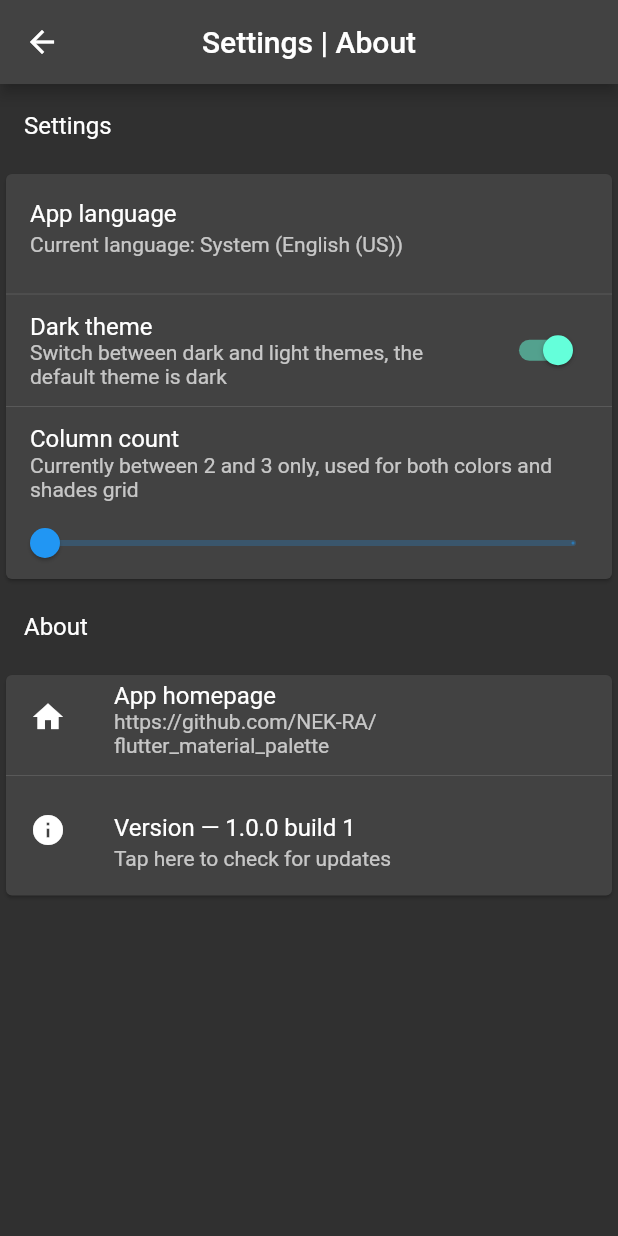
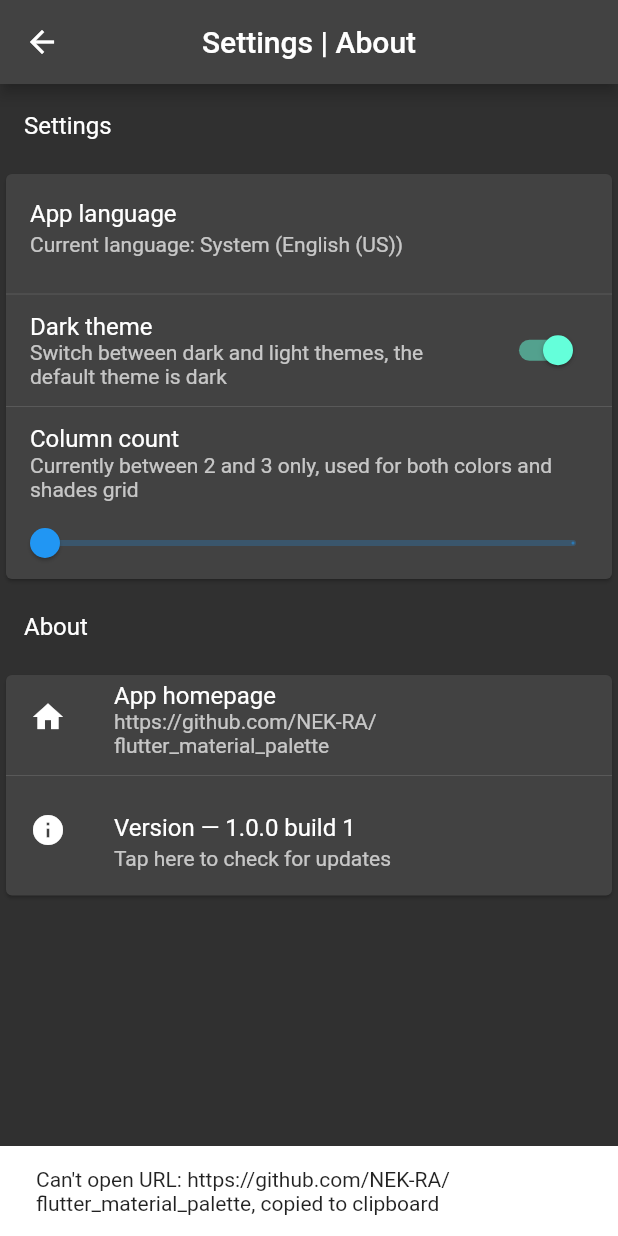
Before and after one commit to NEK-RA/flutter_material_palette, a Flutter app: the SettingsPage screen opened by its route, after a tap on "App homepage", on a phone screen of 412 x 824 dp. Run offline on Flutter 3.47's test engine with Material 2 defaults, Android fonts, the phone set to English and light mode, and no system bars; our stand-ins replace auto_route, bloc, flutter_bloc, shared_preferences; accounts and stored records are empty.

Commit message:
throws when url_launcher can't launch url replaced now showing snackbar and copying problematic url

```diff
--- /dev/null
+++ b/lib/data/utils.dart
@@ -0,0 +1,20 @@
+import 'package:flutter/material.dart';
+import 'package:flutter/services.dart';
+import 'package:material_palette/locale.dart';
+import 'package:url_launcher/url_launcher.dart';
+
+class Utils {
+  static void openUrl(String url, BuildContext context) async {
+    if(await canLaunch(url)){
+      await launch(url);
+    }else{
+      Clipboard.setData(ClipboardData(text: url));
+      ScaffoldMessenger.of(context).showSnackBar(
+        SnackBar(
+          content: Text('${S.of(context).cantOpenUrlString(url)}, ${S.of(context).copiedToClipboardString}'),
+          duration: const Duration(seconds: 5),
+        )
+      );
+    }
+  }
+}
--- a/lib/l10n/intl_en_US.arb
+++ b/lib/l10n/intl_en_US.arb
@@ -418,5 +418,16 @@
     "ofBlueGreyColor": "of blue grey",
     "@ofBlueGreyColor": {
       "description": "form of name for using in app bar on the color_shade_page.dart"
+    },
+
+    "cantOpenUrlString": "Can't open URL: {url}",
+    "@cantOpenUrlString": {
+      "description": "Shown in snackbar on settings_page.dart when url_launcher package can't launch browser with provided URL",
+      "placeholders": {
+        "url": {
+          "type": "String",
+          "example": "https://example.com"
+        }
+      }
     }
 }
--- a/lib/l10n/intl_ru_RU.arb
+++ b/lib/l10n/intl_ru_RU.arb
@@ -78,5 +78,6 @@
     "greyColor": "Серый",
     "ofGreyColor": "серого",
     "blueGreyColor": "Сине Серый",
-    "ofBlueGreyColor": "сине серого"
+    "ofBlueGreyColor": "сине серого",
+    "cantOpenUrlString": "Не удается открыть: {url}"
 }
--- a/lib/l10n/intl_uk_UA.arb
+++ b/lib/l10n/intl_uk_UA.arb
@@ -78,5 +78,6 @@
     "greyColor": "Сірий",
     "ofGreyColor": "сірого",
     "blueGreyColor": "Синьо Сірий",
-    "ofBlueGreyColor": "синьо сірого"
+    "ofBlueGreyColor": "синьо сірого",
+    "cantOpenUrlString": "Не вдається відкрити: {url}"
 }
--- a/lib/ui/settings_page.dart
+++ b/lib/ui/settings_page.dart
@@ -3,10 +3,10 @@ import 'package:material_palette/data/constants.dart';
 import 'package:material_palette/data/cubits/progress_indicators/progress_indicators_cubit.dart';
 import 'package:material_palette/data/cubits/settings/settings_cubit.dart';
 import 'package:material_palette/data/repositories/updates_repository.dart';
+import 'package:material_palette/data/utils.dart';
 import 'package:material_palette/locale.dart';
 import 'package:flutter/material.dart';
 import 'package:flutter_bloc/flutter_bloc.dart';
-import 'package:url_launcher/url_launcher.dart';
 
 class SettingsPage extends StatelessWidget {
   const SettingsPage({Key? key}) : super(key: key);
@@ -113,7 +113,7 @@ class SettingsPage extends StatelessWidget {
           title: Text(S.of(context).aboutAppHomepage),
           subtitle: const Text(Constants.homepageUrl),
           leading: const Icon(Icons.home),
-          onTap: () => openUrl(Constants.homepageUrl),
+          onTap: () => Utils.openUrl(Constants.homepageUrl, context),
         ),
         const Divider(),
         BlocBuilder<ProgressIndicatorsCubit, ProgressIndicatorsState>(
@@ -130,12 +130,6 @@ class SettingsPage extends StatelessWidget {
         )
       ],
     );
-  }
-
-  void openUrl(String url) async {
-    await canLaunch(Constants.homepageUrl)
-        ? await launch(Constants.homepageUrl)
-        : throw 'Could not launch ${Constants.homepageUrl}';
   }
 
   void checkUpdates(BuildContext context) async {
@@ -224,7 +218,7 @@ class SettingsPage extends StatelessWidget {
                 Padding(
                     padding: const EdgeInsets.symmetric(horizontal: 20.0),
                     child: ElevatedButton(
-                        onPressed: () => openUrl(info.url),
+                        onPressed: () => Utils.openUrl(info.url, context),
                         child: Text(S.of(context).openWord)))
               ],
             );
```
Also changed, not shown: lib/ui/color_shade_page.dart (+4 -9 lines), lib/generated/intl/messages_en_US.dart, lib/generated/intl/messages_ru_RU.dart, lib/generated/intl/messages_uk_UA.dart, lib/generated/l10n.dart.
